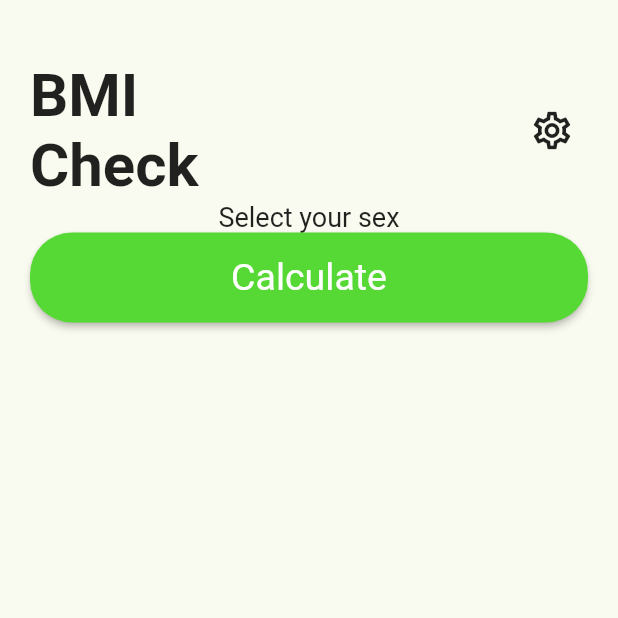
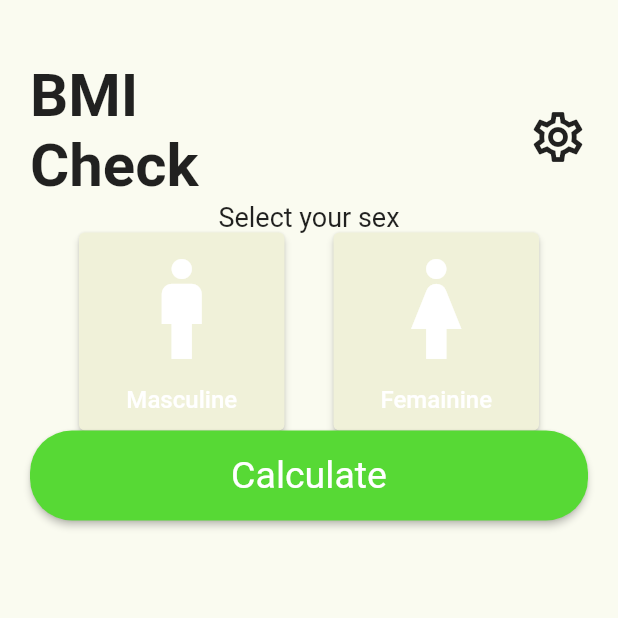
Before and after one commit to Alireza-Seif/BMI, a Flutter app: the screen it shows after launch, on a phone screen of 412 x 824 dp, the top half of it. Run offline on Flutter 3.47's test engine with Material 2 defaults, Android fonts, the phone set to English and light mode, and no system bars.

Commit message:
feat: Making a gender determination widget

```diff
--- a/lib/main.dart
+++ b/lib/main.dart
@@ -1,4 +1,3 @@
-import 'package:first/screens/all.dart';
 import 'package:first/screens/homePage.dart';
 import 'package:flutter/material.dart';
 
--- a/lib/screens/homePage.dart
+++ b/lib/screens/homePage.dart
@@ -1,4 +1,5 @@
 import 'package:first/components/button/elevated_button.dart';
+import 'package:first/widgets/gender_widget.dart';
 import 'package:flutter/material.dart';
 
 class HomePage extends StatelessWidget {
@@ -37,7 +38,7 @@ class HomePage extends StatelessWidget {
                     onPressed: () {},
                     icon: const Icon(
                       Icons.settings_outlined,
-                      size: 30,
+                      size: 40,
                     ),
                   )
                 ],
@@ -46,6 +47,7 @@ class HomePage extends StatelessWidget {
                 'Select your sex',
                 style: TextStyle(fontSize: 18),
               ),
+              const GenderWidget(),
               SizedBox(
                 width: 400,
                 height: 60,
--- /dev/null
+++ b/lib/widgets/gender_widget.dart
@@ -0,0 +1,100 @@
+import 'package:flutter/material.dart';
+
+class GenderWidget extends StatefulWidget {
+  const GenderWidget({super.key});
+
+  @override
+  State<GenderWidget> createState() => _GenderWidgetState();
+}
+
+class _GenderWidgetState extends State<GenderWidget> {
+  bool isFirstButtonSelected = false;
+  bool isSecondButtonSelected = false;
+
+  @override
+  Widget build(BuildContext context) {
+    return Row(
+      mainAxisAlignment: MainAxisAlignment.spaceEvenly,
+      children: [
+        SizedBox(
+          width: 137,
+          height: 132,
+          child: ElevatedButton(
+            onPressed: () {
+              setState(() {
+                isFirstButtonSelected = true;
+                isSecondButtonSelected = false;
+              });
+            },
+            style: ButtonStyle(
+              backgroundColor: MaterialStateProperty.resolveWith<Color>(
+                (Set<MaterialState> states) {
+                  if (isFirstButtonSelected) {
+                    return const Color(0xFF57D935);
+                  }
+                  return const Color(0xFFF0F1D9);
+                },
+              ),
+            ),
+            child: Column(
+              mainAxisAlignment: MainAxisAlignment.spaceEvenly,
+              children: [
+                Icon(
+                  Icons.man,
+                  size: 80,
+                  color: isSecondButtonSelected ? Colors.black : Colors.white,
+                ),
+                Text(
+                  'Masculine',
+                  style: TextStyle(
+                      color:
+                          isSecondButtonSelected ? Colors.black : Colors.white,
+                      fontSize: 16),
+                )
+              ],
+            ),
+          ),
+        ),
+        SizedBox(
+          width: 137,
+          height: 132,
+          child: ElevatedButton(
+            onPressed: () {
+              setState(() {
+                isFirstButtonSelected = false;
+                isSecondButtonSelected = true;
+              });
+            },
+            style: ButtonStyle(
+              backgroundColor: MaterialStateProperty.resolveWith<Color>(
+                (Set<MaterialState> states) {
+                  if (isSecondButtonSelected) {
+                    return const Color(0xFF57D935);
+                  }
+                  return const Color(0xFFF0F1D9);
+                },
+              ),
+            ),
+            child: Column(
+              mainAxisAlignment: MainAxisAlignment.spaceEvenly,
+              children: [
+                Icon(
+                  Icons.woman,
+                  size: 80,
+                  color: isFirstButtonSelected ? Colors.black : Colors.white,
+                ),
+                Text(
+                  'Femainine',
+                  style: TextStyle(
+                      color:
+                          isFirstButtonSelected ? Colors.black : Colors.white,
+                      fontSize: 16),
+                )
+              ],
+            ),
+          ),
+        ),
+      ],
+    );
+  }
+}
--- a/pubspec.yaml
+++ b/pubspec.yaml
@@ -34,7 +34,6 @@ dependencies:
   # The following adds the Cupertino Icons font to your application.
   # Use with the CupertinoIcons class for iOS style icons.
   cupertino_icons: ^1.0.2
-  introduction_screen: ^3.1.11
 
 dev_dependencies:
   flutter_test:
```
Also changed, not shown: pubspec.lock.
